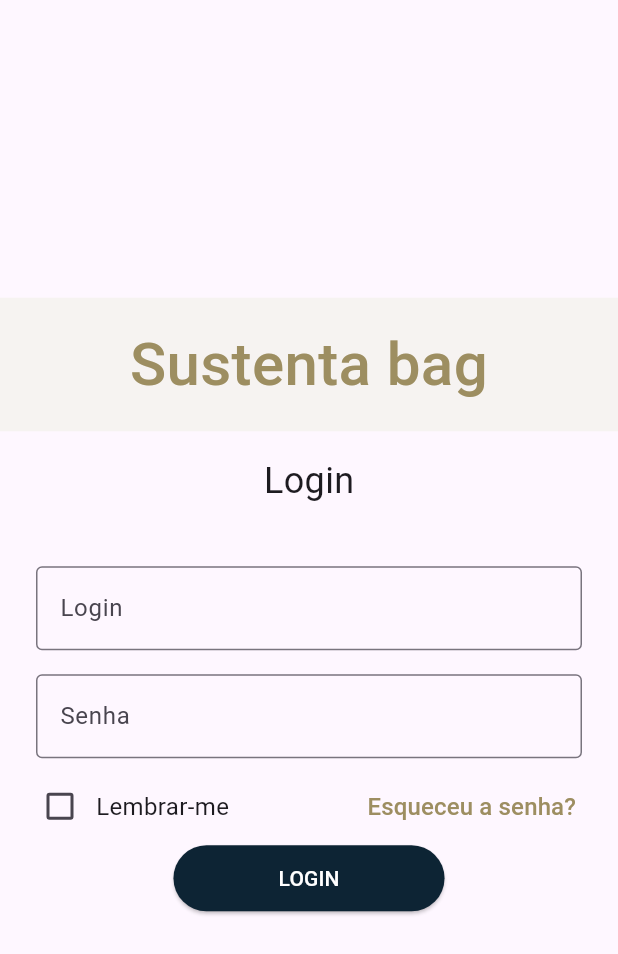
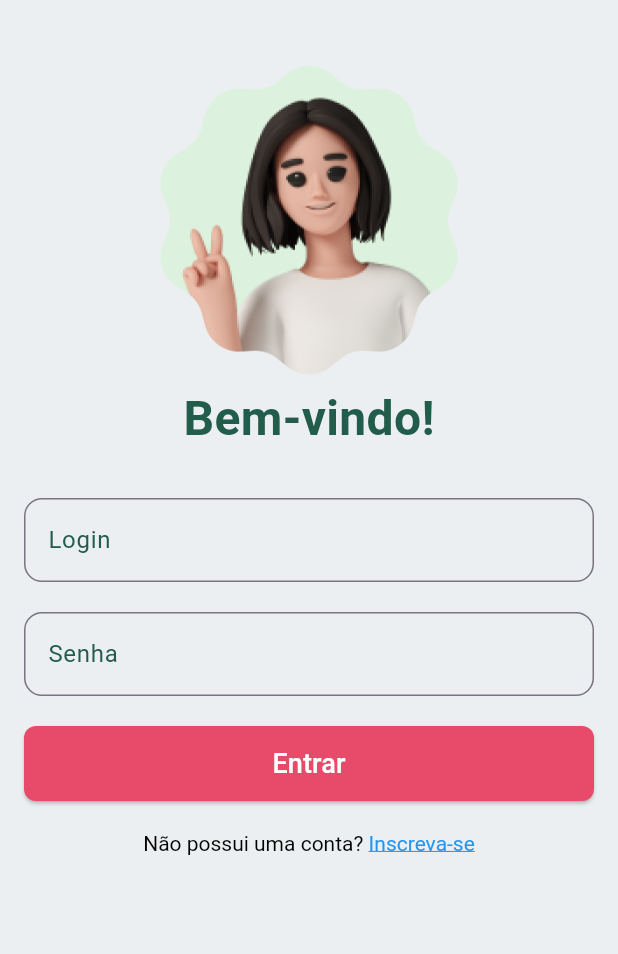
Before and after one commit to Sustenta-Bag/Sustenta-Bag-Business, a Flutter app: the screen it shows after launch, on a phone screen of 412 x 824 dp. Shown: the top 954 px of the screen. Run offline on Flutter 3.47's test engine with Material 3 defaults, Android fonts, the light colour scheme and no system bars; our stand-ins replace flutter_dotenv, sqflite; accounts and stored records are empty; Roboto replaces fonts that are missing (Bellefair).

Commit message:
feat: style login page and create reusable components

```diff
--- a/sustenta_bag_business/lib/ui/screens/LoginPage.dart
+++ b/sustenta_bag_business/lib/ui/screens/LoginPage.dart
@@ -1,6 +1,8 @@
-import 'dart:convert';
+import 'package:flutter/gestures.dart';
 import 'package:flutter/material.dart';
-import 'package:flutter_dotenv/flutter_dotenv.dart';
+import 'package:sustenta_bag_business/ui/screens/CreateAccountPage%20.dart';
+import '../../widgets/CustomButton.dart';
+import '../../widgets/CustomTextField.dart';
 
 class LoginPage extends StatefulWidget {
   const LoginPage({super.key});
@@ -17,40 +19,6 @@ class _LoginPageState extends State<LoginPage> {
     String email = _loginController.text;
     String senha = _senhaController.text;
     if (email.isNotEmpty && senha.isNotEmpty) {
-
-      //try {
-      //Exemplo de como fazer uma request, porém isso é para web, trocar para mobile.
-      // var response = await http.post(
-      //   Uri.parse('${dotenv.env['API_BASE_URL']}/login'),
-      //   headers: {
-      //     'Content-Type': 'application/json',
-      //   },
-      //   body: jsonEncode({
-      //     'email': email,
-      //     'senha': senha,
-      //   }),
-      // );
-      //   if (!mounted) return;
-      //   var responseData = jsonDecode(response.body);
-
-      //   if (response.statusCode == 200) {
-      //     String tokenAcess = responseData['token'];
-      //     try {
-      //       final prefs = await SharedPreferences.getInstance();
-      //       await prefs.setString('token', tokenAcess);
-      //     } catch (e) {
-      //       print('Erro ao acessar SharedPreferences: $e');
-      //     }
-
-      //     Navigator.pushReplacementNamed(context, '/dashboard');
-      //   } else {
-      //     _showErrorDialog(responseData['message'] ?? 'Erro de autenticação');
-      //   }
-      // } catch (e) {
-      //   if (mounted) {
-      //     _showErrorDialog('Erro de conexão. Tente novamente mais tarde.');
-      //   }
-      // }
       Navigator.pushReplacementNamed(context, '/dashboard');
     } else {
       if (mounted) {
@@ -82,111 +50,55 @@ class _LoginPageState extends State<LoginPage> {
   @override
   Widget build(BuildContext context) {
     return Scaffold(
+      backgroundColor: Colors.blueGrey.shade50,
       body: SafeArea(
+        child: SingleChildScrollView(
           child: Center(
-          child: SingleChildScrollView(
+            child: Padding(
+              padding: const EdgeInsets.all(16.0),
               child: Column(
-              mainAxisAlignment: MainAxisAlignment.spaceBetween,
+                mainAxisAlignment: MainAxisAlignment.center,
                 children: [
-                Container(
-                  color: const Color(0xFFF6F3F1),
-                  width: double.infinity,
-                  child: Column(
-                    mainAxisAlignment: MainAxisAlignment.start,
-                    children: [
-                      const Padding(
-                        padding: EdgeInsets.all(16.0),
-                        child: Text(
-                          'Sustenta bag',
+                  const SizedBox(height: 20),
+                  Image.asset('assets/images/img1.png', height: 220),
+                  const Text(
+                    'Bem-vindo!',
                     style: TextStyle(
-                            fontWeight: FontWeight.w500,
-                            fontSize: 40.0,
-                            color: Color(0xFF9D8E61),
-                            fontFamily: 'Bellefair',
-                          ),
-                          textAlign: TextAlign.center,
+                      fontSize: 32.0,
+                      fontWeight: FontWeight.bold,
+                      color: Color(0xFF225C4B),
                     ),
                   ),
-                    ],
+                  const SizedBox(height: 30),
+                  CustomTextField(controller: _loginController, label: 'Login'),
+                  const SizedBox(height: 20),
+                  CustomTextField(controller: _senhaController, label: 'Senha', obscureText: true),
+                  const SizedBox(height: 20),
+                  CustomButton(
+                    onPressed: _login,
+                    text: 'Entrar',
                   ),
+                  const SizedBox(height: 20),
+                  RichText(
+                    text: TextSpan(
+                      text: 'Não possui uma conta? ',
+                      style: const TextStyle(color: Colors.black, fontSize: 14),
+                      children: [
+                        TextSpan(
+                          text: 'Inscreva-se',
+                          style: const TextStyle(
+                            color: Colors.blue,
+                            decoration: TextDecoration.underline,
                           ),
-                const Padding(
-                  padding: EdgeInsets.all(16.0),
-                  child: Text(
-                    'Login',
-                    style: TextStyle(
-                      fontSize: 24.0,
-                      fontWeight: FontWeight.w400,
+                          recognizer: TapGestureRecognizer()
+                            ..onTap = () {
+                              Navigator.push(
+                                context,
+                                MaterialPageRoute(
+                                  builder: (context) => const CreateAccountPage(),
                                 ),
-                  ),
-                ),
-                Padding(
-                  padding: const EdgeInsets.all(16.0),
-                  child: Column(
-                    children: [
-                      Padding(
-                        padding: const EdgeInsets.all(8.0),
-                        child: TextField(
-                          controller: _loginController,
-                          decoration: const InputDecoration(
-                            border: OutlineInputBorder(),
-                            labelText: 'Login',
-                          ),
-                        ),
-                      ),
-                      Padding(
-                        padding: const EdgeInsets.all(8.0),
-                        child: TextField(
-                          controller: _senhaController,
-                          obscureText: true,
-                          decoration: const InputDecoration(
-                            border: OutlineInputBorder(),
-                            labelText: 'Senha',
-                          ),
-                        ),
-                      ),
-                      Row(
-                        mainAxisAlignment: MainAxisAlignment.spaceBetween,
-                        children: [
-                          Row(
-                            children: [
-                              Checkbox(
-                                value: false,
-                                onChanged: (bool? value) {},
-                              ),
-                              const Text(
-                                'Lembrar-me',
-                                style: TextStyle(fontSize: 16.0),
-                              ),
-                            ],
-                          ),
-                          TextButton(
-                            onPressed: () {
-                              Navigator.pushNamed(context, '/recuperar-senha');
+                              );
                             },
-                            child: const Text(
-                              'Esqueceu a senha?',
-                              style: TextStyle(
-                                fontSize: 16.0,
-                                color: Color(0xFF9D8E61),
-                              ),
-                            ),
-                          ),
-                        ],
-                      ),
-                      ElevatedButton(
-                        style: ElevatedButton.styleFrom(
-                          padding: const EdgeInsets.symmetric(
-                            horizontal: 70,
-                            vertical: 12,
-                          ),
-                          backgroundColor: const Color(0xFF0D2434),
-                        ),
-                        onPressed: _login,
-                        child: const Text(
-                          'LOGIN',
-                          style: TextStyle(color: Colors.white),
-                        ),
                         ),
                       ],
                     ),
@@ -196,6 +108,7 @@ class _LoginPageState extends State<LoginPage> {
             ),
           ),
         ),
+      ),
     );
   }
 }
--- /dev/null
+++ b/sustenta_bag_business/lib/widgets/CustomButton.dart
@@ -0,0 +1,40 @@
+import 'package:flutter/material.dart';
+
+class CustomButton extends StatelessWidget {
+  final String text;
+  final Function onPressed;
+  final Color color;
+  final double height;
+  final double width;
+  final TextStyle textStyle;
+
+  CustomButton({
+    required this.text,
+    required this.onPressed,
+    this.color = const Color(0xFFE84A69),
+    this.height = 50.0,       // Altura padrão
+    this.width = double.infinity, // Largura padrão: preenche toda a tela
+    this.textStyle = const TextStyle(color: Colors.white, fontSize: 18),
+  });
+
+  @override
+  Widget build(BuildContext context) {
+    return SizedBox(
+      height: height,
+      width: width,
+      child: ElevatedButton(
+        style: ElevatedButton.styleFrom(
+            backgroundColor: Color(0xFFE84A69),
+          shape: RoundedRectangleBorder(
+            borderRadius: BorderRadius.circular(8),
+          ),
+        ),
+        onPressed: () => onPressed(),
+        child: Text(
+          text,
+          style: textStyle,
+        ),
+      ),
+    );
+  }
+}
--- /dev/null
+++ b/sustenta_bag_business/lib/widgets/CustomTextField.dart
@@ -0,0 +1,38 @@
+import 'package:flutter/material.dart';
+
+class CustomTextField extends StatelessWidget {
+  final TextEditingController controller;
+  final String label;
+  final bool obscureText;
+  final TextInputType keyboardType;
+
+  const CustomTextField({
+    Key? key,
+    required this.controller,
+    required this.label,
+    this.obscureText = false,
+    this.keyboardType = TextInputType.text,
+  }) : super(key: key);
+
+  @override
+  Widget build(BuildContext context) {
+    return TextField(
+      controller: controller,
+      obscureText: obscureText,
+      keyboardType: keyboardType,
+      decoration: InputDecoration(
+        labelText: label,
+        labelStyle: TextStyle(color: const Color(0xFF225C4B)),
+        border: OutlineInputBorder(
+          borderRadius: BorderRadius.circular(12.0),
+          borderSide: BorderSide(color: Color(0xFFE8E8E8)),
+        ),
+        focusedBorder: OutlineInputBorder(
+          borderRadius: BorderRadius.circular(12.0),
+          borderSide: BorderSide(color: Color(0xFFE8E8E8), width: 2.0),
+        ),
+        contentPadding: EdgeInsets.symmetric(vertical: 16.0, horizontal: 12.0),
+      ),
+    );
+  }
+}
--- a/sustenta_bag_business/pubspec.yaml
+++ b/sustenta_bag_business/pubspec.yaml
@@ -61,8 +61,8 @@ flutter:
   uses-material-design: true
 
   # To add assets to your application, add an assets section, like this:
-  # assets:
-  #   - images/a_dot_burr.jpeg
+  assets:
+    - assets/images/img1.png
   #   - images/a_dot_ham.jpeg
 
   # An image asset can refer to one or more resolution-specific "variants", see
```
Also changed, not shown: sustenta_bag_business/lib/ui/screens/CreateAccountPage .dart (added, +99 -0 lines), sustenta_bag_business/assets/images/img1.png (added), 1 other file. Lines whose indentation alone changed are shown as unchanged.
